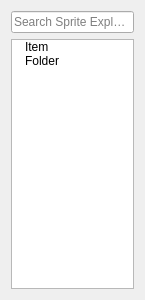
eigenbom/MQ-Sprite, file src/partlist.ui: the form before one commit.
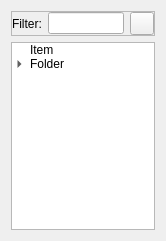
The form after the commit. Icons and pictures are not drawn. Custom widgets are drawn as their Qt base class.

```diff
--- a/src/partlist.ui
+++ b/src/partlist.ui
@@ -6,8 +6,8 @@
    <rect>
     <x>0</x>
     <y>0</y>
-    <width>145</width>
-    <height>300</height>
+    <width>166</width>
+    <height>241</height>
    </rect>
   </property>
   <property name="sizePolicy">
@@ -27,16 +27,61 @@
   </property>
   <layout class="QVBoxLayout" name="verticalLayout">
    <item>
-    <widget class="QLineEdit" name="lineEditFilter">
-     <property name="enabled">
-      <bool>true</bool>
+    <widget class="QFrame" name="frame">
+     <property name="frameShape">
+      <enum>QFrame::StyledPanel</enum>
      </property>
-     <property name="text">
-      <string/>
+     <property name="frameShadow">
+      <enum>QFrame::Raised</enum>
      </property>
-     <property name="placeholderText">
-      <string>Search Sprite Explorer</string>
-     </property>
+     <layout class="QHBoxLayout" name="horizontalLayout">
+      <property name="leftMargin">
+       <number>0</number>
+      </property>
+      <property name="topMargin">
+       <number>0</number>
+      </property>
+      <property name="rightMargin">
+       <number>0</number>
+      </property>
+      <property name="bottomMargin">
+       <number>0</number>
+      </property>
+      <item>
+       <widget class="QLabel" name="label">
+        <property name="text">
+         <string>Filter:</string>
+        </property>
+       </widget>
+      </item>
+      <item>
+       <widget class="QLineEdit" name="lineEditFilter">
+        <property name="enabled">
+         <bool>true</bool>
+        </property>
+        <property name="text">
+         <string/>
+        </property>
+        <property name="placeholderText">
+         <string/>
+        </property>
+       </widget>
+      </item>
+      <item>
+       <widget class="QToolButton" name="toolButtonExpandFolders">
+        <property name="toolTip">
+         <string>Expand or collapse folders</string>
+        </property>
+        <property name="text">
+         <string/>
+        </property>
+        <property name="icon">
+         <iconset resource="../icons.qrc">
+          <normaloff>:/icon/icons/gentleface/folder_open_icon&amp;16.png</normaloff>:/icon/icons/gentleface/folder_open_icon&amp;16.png</iconset>
+        </property>
+       </widget>
+      </item>
+     </layout>
     </widget>
    </item>
    <item>
@@ -44,21 +89,51 @@
      <property name="editTriggers">
       <set>QAbstractItemView::EditKeyPressed|QAbstractItemView::SelectedClicked</set>
      </property>
+     <property name="alternatingRowColors">
+      <bool>false</bool>
+     </property>
      <property name="iconSize">
       <size>
        <width>16</width>
        <height>16</height>
       </size>
      </property>
+     <property name="textElideMode">
+      <enum>Qt::ElideRight</enum>
+     </property>
      <property name="indentation">
-      <number>10</number>
+      <number>15</number>
      </property>
      <property name="rootIsDecorated">
       <bool>true</bool>
      </property>
+     <property name="uniformRowHeights">
+      <bool>true</bool>
+     </property>
+     <property name="itemsExpandable">
+      <bool>true</bool>
+     </property>
+     <property name="animated">
+      <bool>false</bool>
+     </property>
+     <property name="allColumnsShowFocus">
+      <bool>true</bool>
+     </property>
+     <property name="headerHidden">
+      <bool>true</bool>
+     </property>
      <attribute name="headerVisible">
       <bool>false</bool>
      </attribute>
+     <attribute name="headerCascadingSectionResizes">
+      <bool>false</bool>
+     </attribute>
+     <attribute name="headerShowSortIndicator" stdset="0">
+      <bool>false</bool>
+     </attribute>
+     <attribute name="headerStretchLastSection">
+      <bool>true</bool>
+     </attribute>
      <column>
       <property name="text">
        <string notr="true">1</string>
@@ -70,7 +145,7 @@
       </property>
       <property name="icon">
        <iconset resource="../icons.qrc">
-        <normaloff>:/icon/icons/gentleface/document_icon&amp;16.png</normaloff>:/icon/icons/gentleface/document_icon&amp;16.png</iconset>
+        <normaloff>:/icon/icons/gentleface/emotion_smile_icon&amp;16.png</normaloff>:/icon/icons/gentleface/emotion_smile_icon&amp;16.png</iconset>
       </property>
      </item>
      <item>
@@ -81,6 +156,33 @@
        <iconset resource="../icons.qrc">
         <normaloff>:/icon/icons/gentleface/folder_icon&amp;16.png</normaloff>:/icon/icons/gentleface/folder_icon&amp;16.png</iconset>
       </property>
+      <item>
+       <property name="text">
+        <string>Item</string>
+       </property>
+       <property name="icon">
+        <iconset resource="../icons.qrc">
+         <normaloff>:/icon/icons/gentleface/balance_icon&amp;16.png</normaloff>:/icon/icons/gentleface/balance_icon&amp;16.png</iconset>
+       </property>
+      </item>
+      <item>
+       <property name="text">
+        <string>Folder</string>
+       </property>
+       <property name="icon">
+        <iconset resource="../icons.qrc">
+         <normaloff>:/icon/icons/gentleface/folder_icon&amp;16.png</normaloff>:/icon/icons/gentleface/folder_icon&amp;16.png</iconset>
+       </property>
+       <item>
+        <property name="text">
+         <string>Item</string>
+        </property>
+        <property name="icon">
+         <iconset resource="../icons.qrc">
+          <normaloff>:/icon/icons/gentleface/2x2_grid_icon&amp;16.png</normaloff>:/icon/icons/gentleface/2x2_grid_icon&amp;16.png</iconset>
+        </property>
+       </item>
+      </item>
      </item>
     </widget>
    </item>
```
